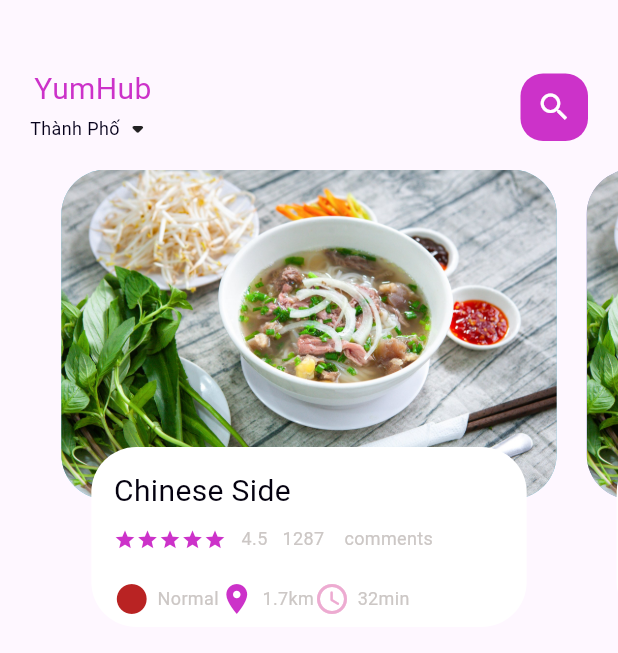
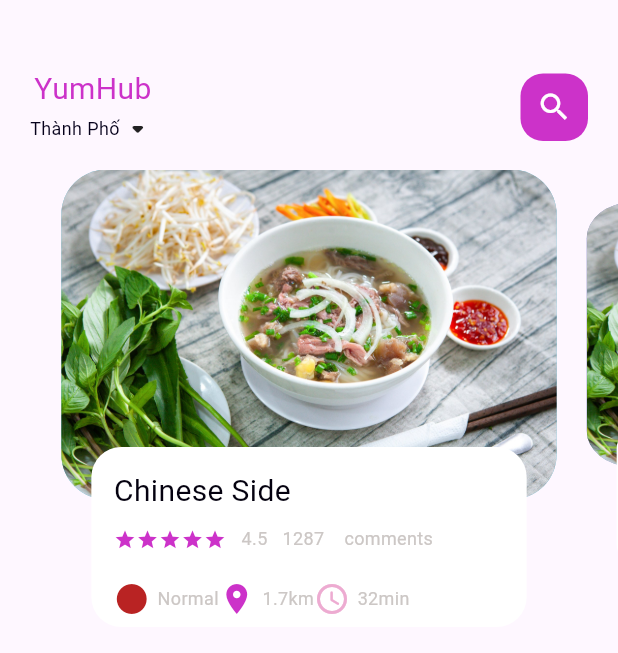
Before and after one commit to Snoww-dev/food, a Flutter app: the screen it shows after launch, on a phone screen of 412 x 824 dp. Shown: the top 653 px of the screen. Run offline on Flutter 3.47's test engine with Material 3 defaults, Android fonts, the phone set to English and light mode, and no system bars.

Commit message:
Sliding and scaling Pageviewbuilder

```diff
--- a/food_delivery/lib/home/food_page_body.dart
+++ b/food_delivery/lib/home/food_page_body.dart
@@ -14,7 +14,7 @@ class _FoodPageBodyState extends State<FoodPageBody>{
   PageController pageController =PageController(viewportFraction: 0.85);
   var _currPageValue=0.0;
   double _scaleFactor = 0.8;
-
+  double  _height = 220;
   //Sử dụng PageController để theo dõi và phản ứng lại với sự thay đổi của trang
   // Khi thay đổi trang,phương thức listener sẽ được gọi, giá trị của trang hiện tại sẽ được cập nhật vào _currPageValue và UI sẽ được làm mới thông qua setState
   @override
@@ -48,12 +48,33 @@ class _FoodPageBodyState extends State<FoodPageBody>{
     );
   }
   Widget _buildPageItem(int index){
-    Matrix4 matrix = new Matrix4.identity();   //Biến đổi ma trận 4x4
+    Matrix4 matrix = new Matrix4.identity();   //Biến đổi ma trận 4x4, biến đổi kích thước và vị trí
     if(index ==_currPageValue.floor()){
       var currScale = 1-(_currPageValue-index)*(1-_scaleFactor);   //currScale được tính toán để xác định tỷ lệ của trang, tạo hiệu ứng thu nhỏ hoặc phóng to
+      var currTrans = _height*(1-currScale)/2;
+      matrix = Matrix4.diagonal3Values(1, currScale, 1)..setTranslationRaw(0,currTrans,0);
+
+    }else if(index == _currPageValue.floor()+1){
+      var currScale = _scaleFactor+(_currPageValue-index+1)*(1-_scaleFactor);
+      var currTrans = _height*(1-currScale)/2;
+      matrix = Matrix4.diagonal3Values(1, currScale, 1);
+      matrix = Matrix4.diagonal3Values(1, currScale, 1)..setTranslationRaw(0,currTrans,0);
+
+    }else if(index == _currPageValue.floor()-1){
+      var currScale = 1-(_currPageValue-index)*(1-_scaleFactor);
+      var currTrans = _height*(1-currScale)/2;
+      matrix = Matrix4.diagonal3Values(1, currScale, 1);
+      matrix = Matrix4.diagonal3Values(1, currScale, 1)..setTranslationRaw(0,currTrans,0);
+
+    }else{
+      var currScale = 0.8;
+      matrix = Matrix4.diagonal3Values(1, currScale, 1)..setTranslationRaw(0, _height*(1-_scaleFactor)/2,1);
+
     }
 
-    return  Stack(  // Ngăn xếp
+    return  Transform(
+      transform: matrix,
+      child : Stack(  // Ngăn xếp
       children: [
           Container(
             height : 220,
@@ -75,7 +96,7 @@ class _FoodPageBodyState extends State<FoodPageBody>{
               height : 120,
               margin:  EdgeInsets.only(left: 30, right: 30, bottom: 15),
               decoration: BoxDecoration( // Bán kính đường viền
-                borderRadius: BorderRadius.circular(30),
+                borderRadius: BorderRadius.circular(20),
                 color: Colors.white,
             ),
             child: Container(
@@ -120,6 +141,7 @@ class _FoodPageBodyState extends State<FoodPageBody>{
           ),
           )
       ],
+    ),
     );
   }
 }
```
